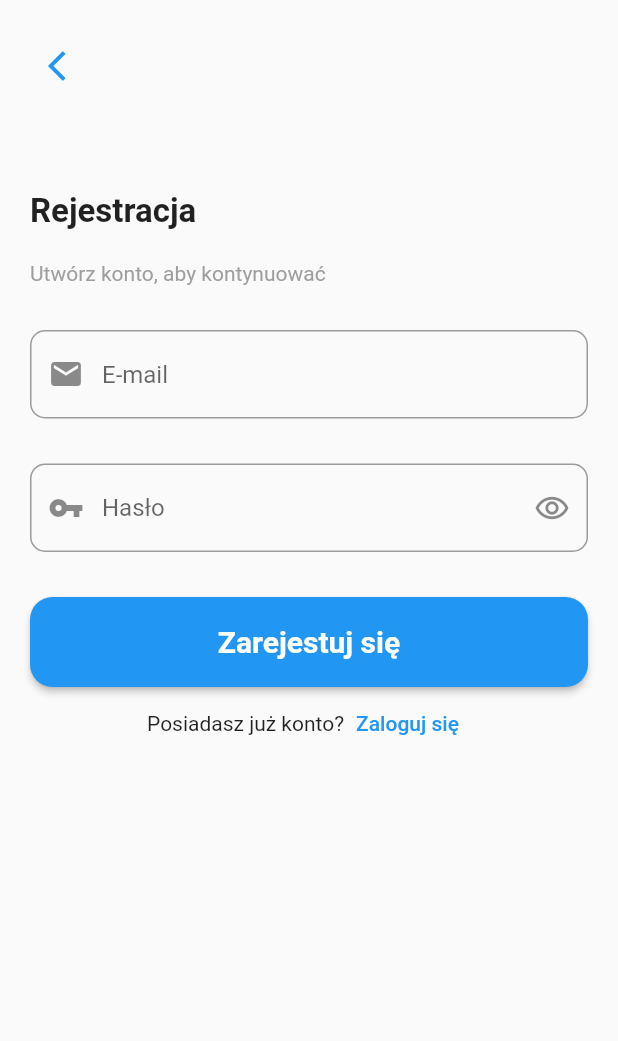
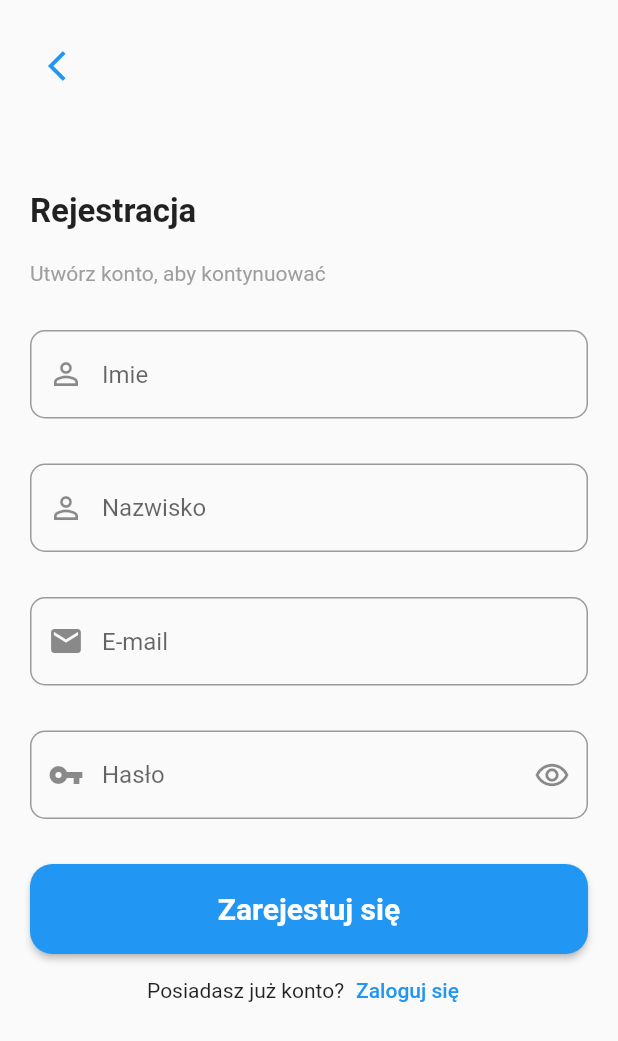
Before and after one commit to dawidsadowski/plany, a Flutter app: the screen it shows after launch, after a tap on "Zaloguj się", after a tap on "Zarejestruj się", on a phone screen of 412 x 824 dp. Shown: the top 1041 px of the screen. Run offline on Flutter 3.47's test engine with Material 2 defaults, Android fonts, the phone set to English and light mode, and no system bars; our stand-ins replace cloud_firestore, firebase_auth, firebase_core, flutter_signin_button, fluttertoast, google_sign_in; missing offline and left inert: flutter_facebook_auth; accounts and stored records are empty.

Commit message:
save to firestore user details from register via email and via google

```diff
--- a/lib/models/user_model.dart
+++ b/lib/models/user_model.dart
@@ -11,7 +11,7 @@ class UserModel {
 
 
 
-  UserModel({this.uid, this.email, this.imie, this.nazwisko, this.wydzial, this.kierunek});
+  UserModel({this.uid, this.email, this.imie='Przejdź do ustawień by ustawić', this.nazwisko='Przejdź do ustawień by ustawić', this.wydzial, this.kierunek});
 
   UserModel.fromJson(Map<String,String> json){
     imie = json["displayName"];
@@ -40,8 +40,8 @@ class UserModel {
     return {
       'uid': uid,
       'email': email,
-      'imie':'Przejdź do ustawień by ustawić',
-      'nazwisko':'Przejdź do ustewień by ustawić',
+      'imie':imie,
+      'nazwisko':nazwisko,
       'wydzial':'Przejdź do ustawień by ustawić',
       'kierunek': 'Przejdź do ustawień by ustawić',
     };
--- a/lib/screens/authentication/login.dart
+++ b/lib/screens/authentication/login.dart
@@ -99,7 +99,7 @@ class _LoginState extends State<Login> {
                         if (_formKey.currentState!.validate()) {
                           print("Email:    ${_emailController.text}");
                           print("Password: ${_passwordController.text}");
-                          await loginProvider.login(
+                          await loginProvider.loginWithEmail(
                               _emailController.text.trim(),
                               _passwordController.text.trim());
                         }
--- a/lib/screens/authentication/register.dart
+++ b/lib/screens/authentication/register.dart
@@ -14,6 +14,8 @@ class Register extends StatefulWidget {
 class _RegisterState extends State<Register> {
   late TextEditingController _emailController;
   late TextEditingController _passwordController;
+  late TextEditingController _nameController;
+  late TextEditingController _surnameController;
   final _formKey = GlobalKey<FormState>();
 
   bool _passwordVisible = false;
@@ -22,6 +24,8 @@ class _RegisterState extends State<Register> {
   void initState() {
     _emailController = TextEditingController();
     _passwordController = TextEditingController();
+    _nameController = TextEditingController();
+    _surnameController = TextEditingController();
     super.initState();
   }
 
@@ -29,6 +33,8 @@ class _RegisterState extends State<Register> {
   void dispose() {
     _emailController.dispose();
     _passwordController.dispose();
+    _nameController.dispose();
+    _surnameController.dispose();
     super.dispose();
   }
 
@@ -59,6 +65,28 @@ class _RegisterState extends State<Register> {
                   Text(
                     "Utwórz konto, aby kontynuować",
                     style: TextStyle(fontSize: 14, color: Colors.grey),
+                  ),
+                  SizedBox(height: 30),
+                  TextFormField(
+                    controller: _nameController,
+                    validator: (val) =>
+                    val!.isNotEmpty ? null : "Wprowadź imię",
+                    decoration: InputDecoration(
+                        hintText: "Imie",
+                        prefixIcon: Icon(Icons.perm_identity),
+                        border: OutlineInputBorder(
+                            borderRadius: BorderRadius.circular(10))),
+                  ),
+                  SizedBox(height: 30),
+                  TextFormField(
+                    controller: _surnameController,
+                    validator: (val) =>
+                    val!.isNotEmpty ? null : "Wprowadź nazwisko",
+                    decoration: InputDecoration(
+                        hintText: "Nazwisko",
+                        prefixIcon: Icon(Icons.perm_identity),
+                        border: OutlineInputBorder(
+                            borderRadius: BorderRadius.circular(10))),
                   ),
                   SizedBox(height: 30),
                   TextFormField(
@@ -99,11 +127,13 @@ class _RegisterState extends State<Register> {
                         if (_formKey.currentState!.validate()) {
                           // TODO: Uwierzytelnianie
                           print("Email: ${_emailController.text}");
-                          print("Email: ${_passwordController.text}");
+                          print("Password: ${_passwordController.text}");
 
                           await registerProvider.register(
                             _emailController.text.trim(),
                             _passwordController.text.trim(),
+                            _nameController.text.trim(),
+                            _surnameController.text.trim(),
                           );
                         }
                       },
```
Also changed, not shown: lib/services/authentication/auth_services.dart (+31 -7 lines).
